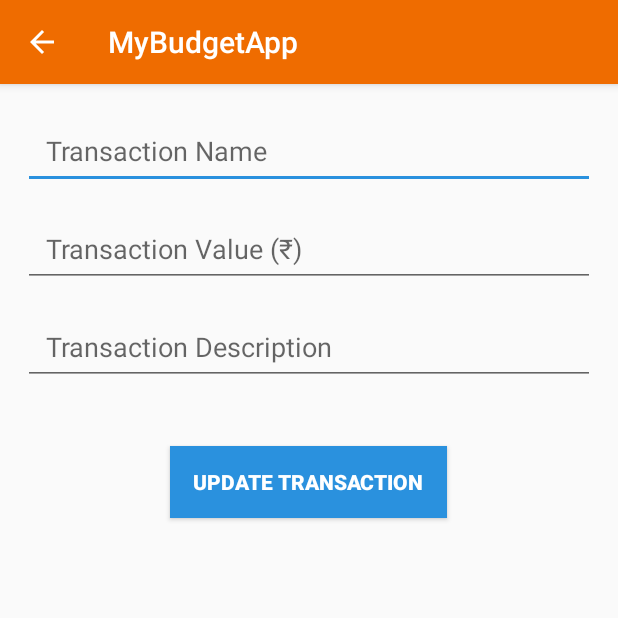
After one commit to sriramkasyap/my-budget-app, an Android app: the EditTransactionActivity screen opened directly, with no data from a screen before it, on a phone screen of 412 x 824 dp, the top half of it. The commit adds this screen. Run offline under Robolectric (Android 15) with nearby library versions, the phone set to English and light mode, and no system bars; 1 statement that could not run was skipped.

Commit message:
I's working completely.. Yayyyy!!!!! TODO: child activity for Transactions

```diff
--- a/app/src/main/AndroidManifest.xml
+++ b/app/src/main/AndroidManifest.xml
@@ -24,8 +24,10 @@
         <activity
             android:name=".SettingsActivity"
             android:parentActivityName=".MainActivity" />
-        <activity android:name=".NewTransactionActivity"
-            android:parentActivityName=".MainActivity"></activity>
+        <activity
+            android:name=".NewTransactionActivity"
+            android:parentActivityName=".MainActivity" />
+        <activity android:name=".EditTransactionActivity" android:parentActivityName=".MainActivity"></activity>
     </application>
 
 </manifest>
--- a/app/src/main/java/org/sriramkasyap/mybudgetapp/BudgetUtils.java
+++ b/app/src/main/java/org/sriramkasyap/mybudgetapp/BudgetUtils.java
@@ -50,7 +50,6 @@ public class BudgetUtils {
         Log.d("BudgetLeftForToday", String.valueOf(getBudgetLeftForToday()));
 
     }
-
 
     public static float getBudgetLeftForToday() {
         return BudgetLeftForToday;
--- /dev/null
+++ b/app/src/main/java/org/sriramkasyap/mybudgetapp/EditTransactionActivity.java
@@ -0,0 +1,28 @@
+package org.sriramkasyap.mybudgetapp;
+
+import android.support.v7.app.AppCompatActivity;
+import android.os.Bundle;
+import android.view.View;
+import android.widget.Button;
+import android.widget.EditText;
+
+public class EditTransactionActivity extends AppCompatActivity {
+
+    private EditText TransactionNameEditText;
+    private EditText TransactionDescEditText;
+    private EditText TransactionValueEditText;
+    private Button SubmitButton;
+    @Override
+    protected void onCreate(Bundle savedInstanceState) {
+        super.onCreate(savedInstanceState);
+        setContentView(R.layout.activity_edit_transaction);
+
+        TransactionNameEditText = (EditText) findViewById(R.id.et_transaction_name);
+        TransactionValueEditText = (EditText) findViewById(R.id.et_transaction_value);
+        TransactionDescEditText = (EditText) findViewById(R.id.et_transaction_desc);
+        SubmitButton = (Button) findViewById(R.id.button_add_transaction);
+        SubmitButton.setOnClickListener((View.OnClickListener) this);
+
+
+    }
+}
--- /dev/null
+++ b/app/src/main/res/layout/activity_edit_transaction.xml
@@ -0,0 +1,45 @@
+<?xml version="1.0" encoding="utf-8"?>
+<LinearLayout xmlns:android="http://schemas.android.com/apk/res/android"
+    xmlns:tools="http://schemas.android.com/tools"
+    android:layout_width="match_parent"
+    android:layout_height="match_parent"
+    android:orientation="vertical"
+    tools:context="org.sriramkasyap.mybudgetapp.NewTransactionActivity"
+    android:paddingLeft="15dp"
+    android:paddingRight="15dp"
+    android:paddingTop="20dp">
+    <EditText
+        android:layout_width="match_parent"
+        android:layout_height="50dp"
+        android:id="@+id/et_transaction_name"
+        android:hint="@string/transaction_name"
+        style="@style/add_new_transaction" />
+    <EditText
+        android:layout_width="match_parent"
+        android:layout_height="50dp"
+        android:id="@+id/et_transaction_value"
+        android:hint="@string/transaction_value"
+        android:inputType="numberDecimal"
+        style="@style/add_new_transaction"/>
+    <EditText
+        android:layout_width="match_parent"
+        android:layout_height="wrap_content"
+        android:id="@+id/et_transaction_desc"
+        android:hint="@string/transaction_desc"
+        style="@style/add_new_transaction"
+        android:inputType="textMultiLine"
+        android:minHeight="50dp"/>
+    <Button
+        android:layout_width="wrap_content"
+        android:layout_height="wrap_content"
+        android:layout_gravity="center"
+        android:background="@color/colorAccent"
+        android:paddingLeft="15dp"
+        android:paddingRight="15dp"
+        android:textColor="@color/white"
+        android:text="@string/update_transaction"
+        android:textStyle="bold"
+        android:layout_marginTop="25dp"
+        android:id="@+id/button_add_transaction"/>
+
+</LinearLayout>
--- a/app/src/main/res/values/strings.xml
+++ b/app/src/main/res/values/strings.xml
@@ -90,4 +90,5 @@
     <string name="transaction_name">Transaction Name</string>
     <string name="transaction_desc">Transaction Description</string>
     <string name="transaction_value">Transaction Value (\u20B9)</string>
+    <string name="update_transaction">Update Transaction</string>
 </resources>
```
